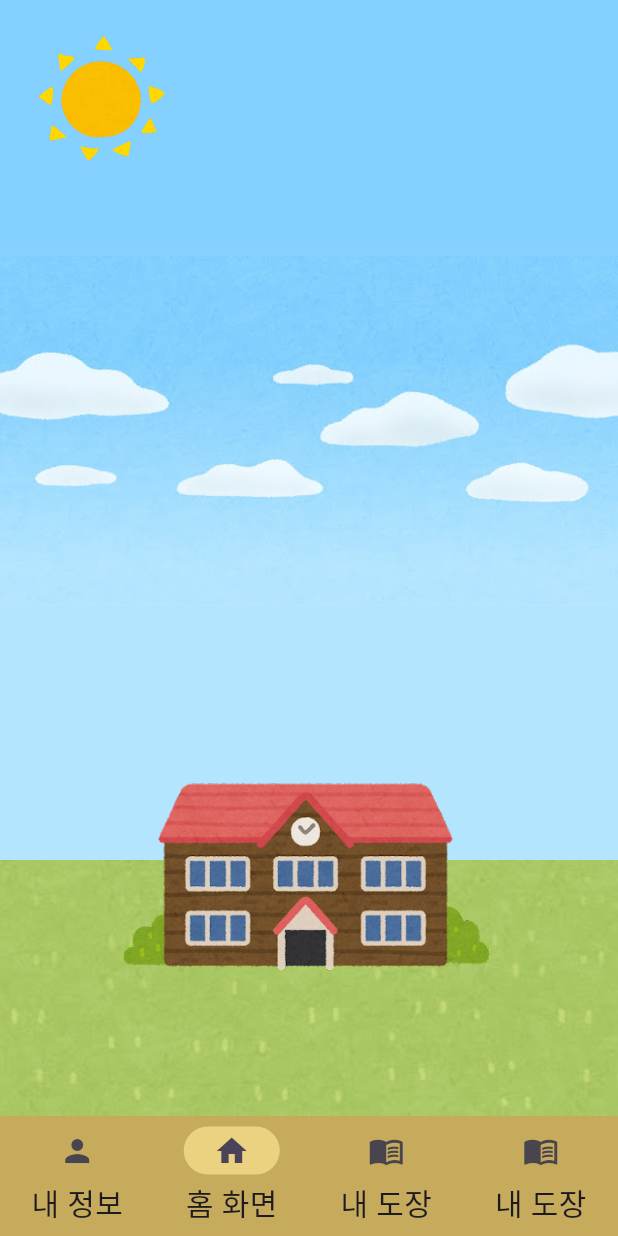
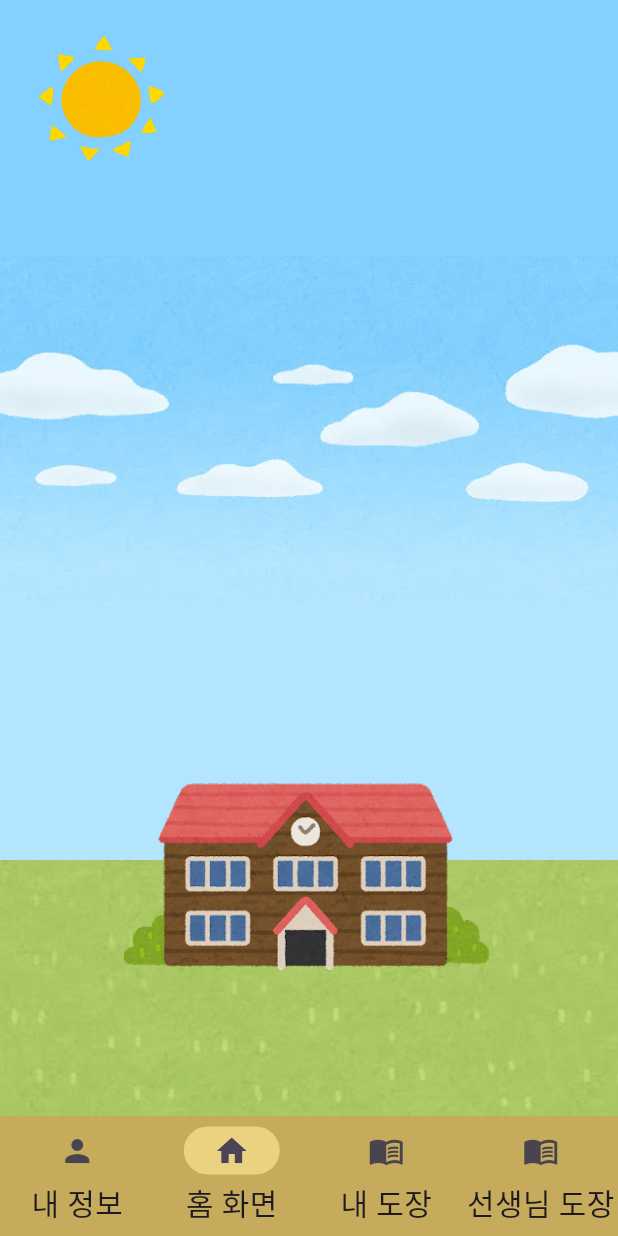
Before and after one commit to Capstone-Project-Basic/capstone, a Flutter app: the screen it shows after launch, on a phone screen of 412 x 824 dp. Run offline on Flutter 3.47's test engine with Material 3 defaults, Android fonts, the phone set to English and light mode, and no system bars; our stand-ins replace image_picker, modal_progress_hud_nsn; Roboto replaces fonts that are missing (Dongle).

Commit message:
feature_teacher_misson_rename

```diff
--- a/lib/screens/main_screen.dart
+++ b/lib/screens/main_screen.dart
@@ -48,7 +48,7 @@ class _MainScreenState extends State<MainScreen> {
           ),
           NavigationDestination(
             icon: Icon(Icons.menu_book),
-            label: '내 도장',
+            label: '선생님 도장',
           ),
         ],
       ),
```
